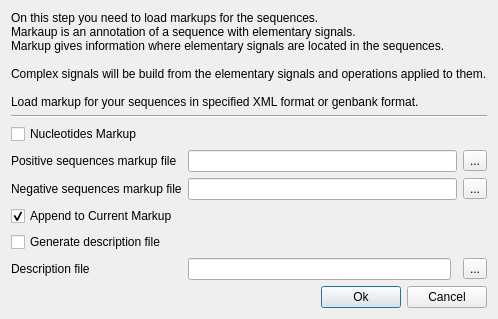
Before: the Qt Designer form src/plugins/expert_discovery/src/ui/ExpertDiscoveryPosNegMrkDialog.ui in violethaze74/ugene, drawn with Qt 5.
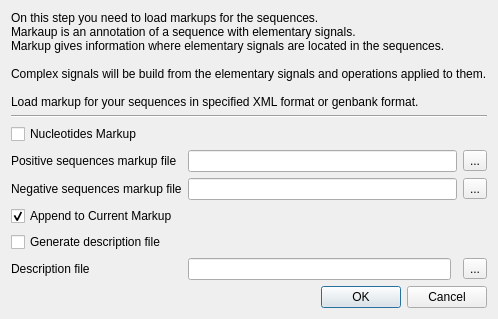
After: the same form once the commit is applied. Icons and pictures are not drawn.

Commit message: Help system for all dialogs, UI improvements for all dialogs.

The edit to the form file:
```diff
--- a/src/plugins/expert_discovery/src/ui/ExpertDiscoveryPosNegMrkDialog.ui
+++ b/src/plugins/expert_discovery/src/ui/ExpertDiscoveryPosNegMrkDialog.ui
@@ -147,38 +147,11 @@
     </layout>
    </item>
    <item>
-    <layout class="QHBoxLayout" name="horizontalLayout">
-     <item>
-      <spacer name="horizontalSpacer_1">
-       <property name="orientation">
-        <enum>Qt::Horizontal</enum>
-       </property>
-       <property name="sizeHint" stdset="0">
-        <size>
-         <width>40</width>
-         <height>20</height>
-        </size>
-       </property>
-      </spacer>
-     </item>
-     <item>
-      <widget class="QPushButton" name="startButton">
-       <property name="text">
-        <string>Ok</string>
-       </property>
-       <property name="default">
-        <bool>true</bool>
-       </property>
-      </widget>
-     </item>
-     <item>
-      <widget class="QPushButton" name="cancelButton">
-       <property name="text">
-        <string>Cancel</string>
-       </property>
-      </widget>
-     </item>
-    </layout>
+    <widget class="QDialogButtonBox" name="buttonBox">
+     <property name="standardButtons">
+      <set>QDialogButtonBox::Cancel|QDialogButtonBox::Ok</set>
+     </property>
+    </widget>
    </item>
   </layout>
  </widget>
```
Left out of the diff: 26 changed lines with no effect on the pictures. The commit also changes 309 other files.
